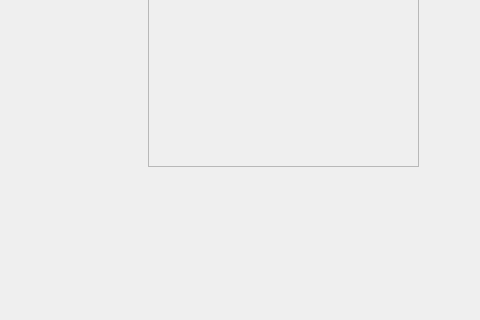
This is OneDrive/OneDrive/Account.ui in mihaitudor17/One-Drive as Qt 5 draws it before an edit; both pictures show x 502 to 982 and y 284 to 604 of the 1234 by 604 pixel window. The edited form follows.
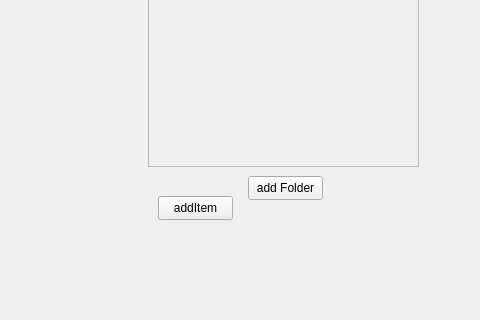
This is the edited form.

Commit message: Added rename and delete buttons for server folders.

```diff
--- a/OneDrive/OneDrive/Account.ui
+++ b/OneDrive/OneDrive/Account.ui
@@ -326,6 +326,32 @@
     <string>addItem</string>
    </property>
   </widget>
+  <widget class="QPushButton" name="pushButton_2">
+   <property name="geometry">
+    <rect>
+     <x>660</x>
+     <y>480</y>
+     <width>75</width>
+     <height>24</height>
+    </rect>
+   </property>
+   <property name="text">
+    <string>addItem</string>
+   </property>
+  </widget>
+  <widget class="QPushButton" name="pushButton_3">
+   <property name="geometry">
+    <rect>
+     <x>750</x>
+     <y>460</y>
+     <width>75</width>
+     <height>24</height>
+    </rect>
+   </property>
+   <property name="text">
+    <string>add Folder</string>
+   </property>
+  </widget>
  </widget>
  <layoutdefault spacing="6" margin="11"/>
  <resources/>
```
Left out of the diff: 42 changed lines with no effect on the pictures.
